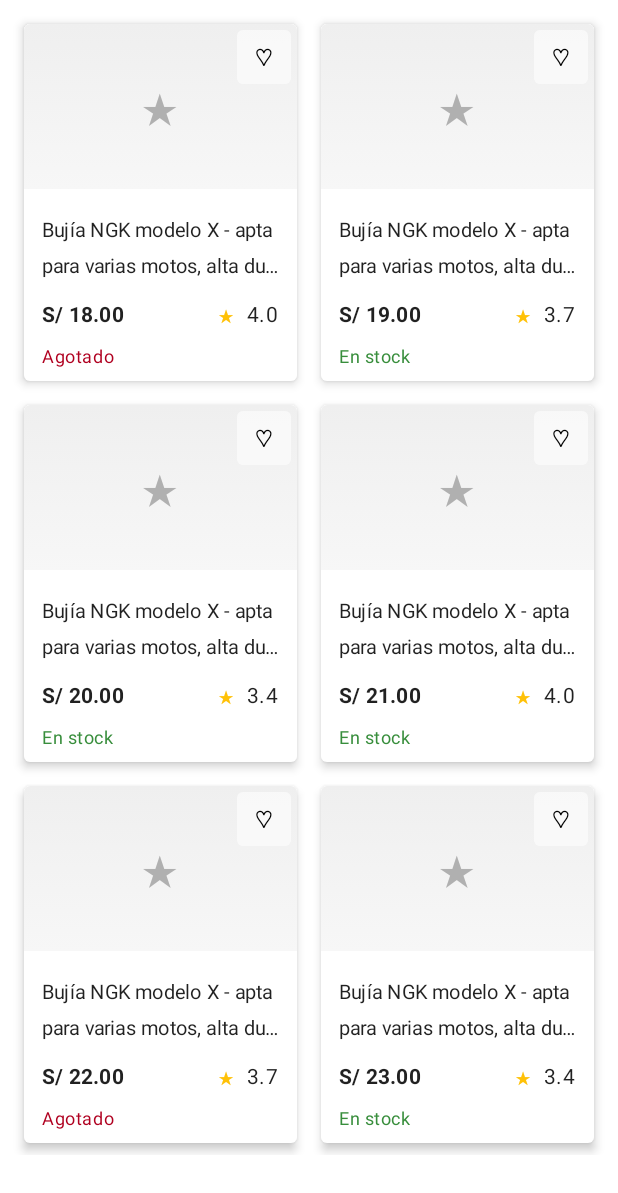
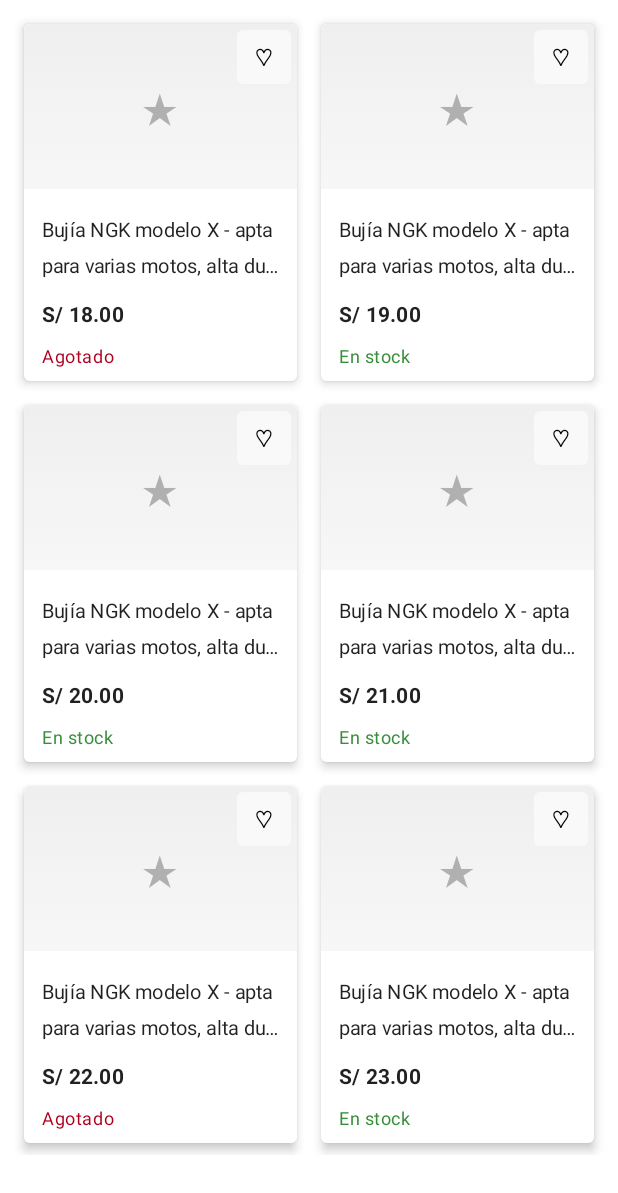
Before and after one commit to SLarkZ01/facturacion-inventario-android-kotlin, an Android app built with Jetpack Compose: the @Preview function ProductGridPreview, on a phone screen of 412 x 824 dp. Shown: the top 1193 px of the screen. Run offline under Robolectric (Android 15) with nearby library versions, the phone set to English and light mode, and no system bars.

Commit message:
estrellitas pa la monda

```diff
--- a/app/src/main/java/com/example/facturacion_inventario/ui/components/ProductCard.kt
+++ b/app/src/main/java/com/example/facturacion_inventario/ui/components/ProductCard.kt
@@ -27,7 +27,6 @@
 
 // Tokens de tema
 import com.example.facturacion_inventario.ui.theme.Dimens
-import com.example.facturacion_inventario.ui.theme.AmazonYellow
 import com.example.facturacion_inventario.ui.theme.SuccessGreen
 
 // Data model UI para un repuesto (evita conflicto con domain.model.Product)
@@ -150,11 +149,11 @@
                     }
 
                     product.rating?.let { r ->
-                        Row(verticalAlignment = Alignment.CenterVertically) {
-                            // estrella como texto Unicode
-                            Text(text = "★", color = AmazonYellow, fontSize = 12.sp)
-                            Spacer(modifier = Modifier.width(Dimens.s))
-                            Text(text = "%.1f".format(r), style = MaterialTheme.typography.body2)
+                        // Rating eliminado por petición: no se muestra la estrella ni el número.
+                        // Reservamos un ancho fijo para que la tarjeta mantenga la misma alineación
+                        // y espaciado que antes (evita que el diseño se mueva).
+                        Box(modifier = Modifier.width(48.dp)) {
+                            // espacio reservado (intencionalmente vacío)
                         }
                     }
                 }
```
